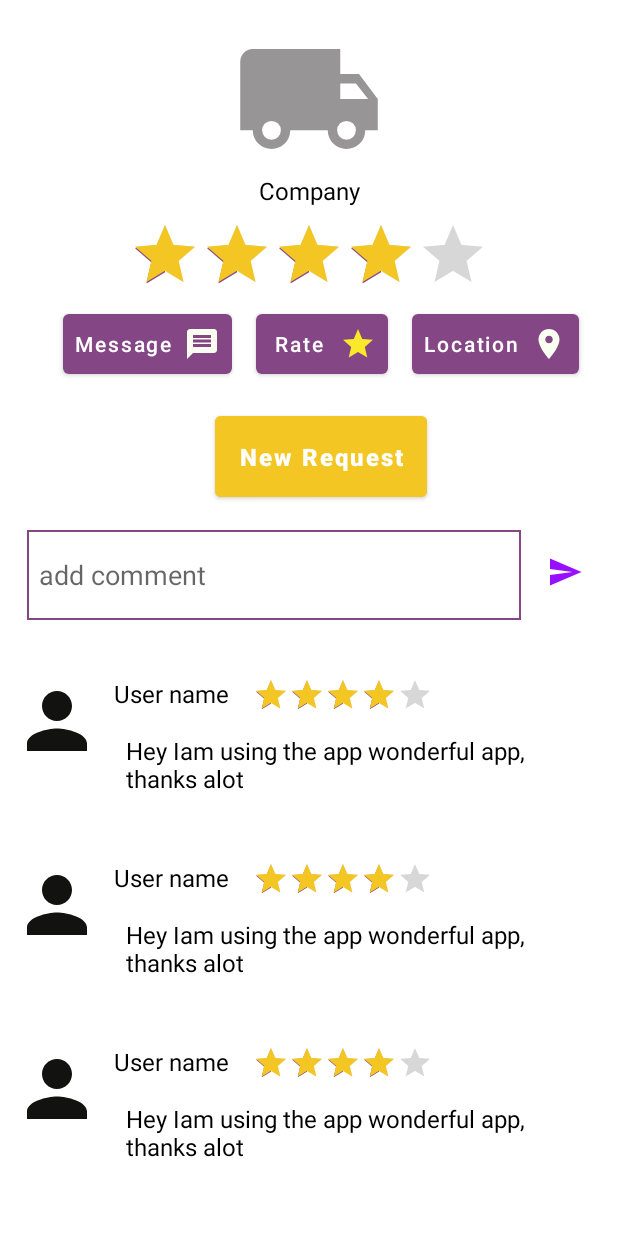
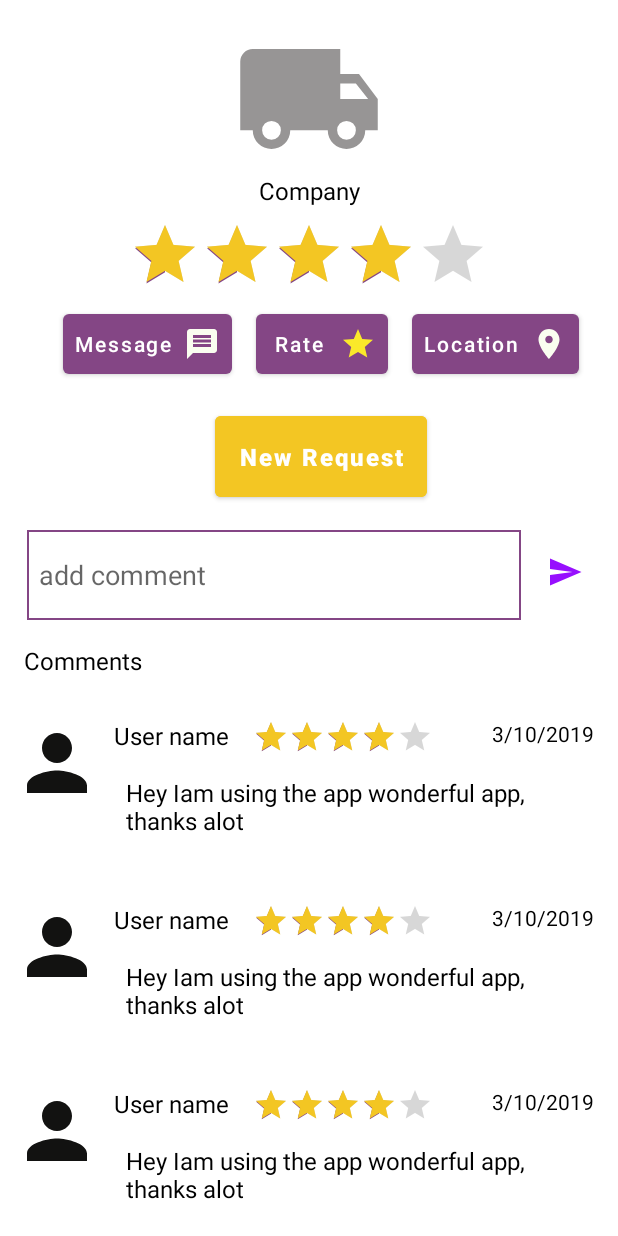
Before and after one commit to GSG-Training/TGas, an Android app: the layout activity_company.xml on its own in the app's theme, with its tools: preview values and no code run, on a phone screen of 412 x 824 dp. Run offline under Robolectric (Android 15) with nearby library versions, the phone set to English and light mode, and no system bars.

Commit message:
edit design in  Company activity

```diff
--- a/app/src/main/res/layout/activity_company.xml
+++ b/app/src/main/res/layout/activity_company.xml
@@ -97,6 +97,7 @@
         app:layout_constraintStart_toStartOf="parent"
         app:layout_constraintTop_toBottomOf="@id/rate_company" />
 
+
     <EditText
         android:id="@+id/add_comment"
         android:layout_width="0dp"
@@ -124,13 +125,23 @@
         app:layout_constraintHorizontal_bias="0.5"
         app:layout_constraintStart_toEndOf="@+id/add_comment"
         app:layout_constraintTop_toTopOf="@+id/add_comment" />
+    <TextView
+        android:id="@+id/txt_comment"
+        android:layout_width="wrap_content"
+        android:layout_height="wrap_content"
+        app:layout_constraintStart_toStartOf="parent"
+        app:layout_constraintTop_toBottomOf="@id/add_comment"
+        android:text="Comments"
+        android:textColor="@android:color/black"
+        android:textSize="16sp"
+        android:layout_marginStart="16dp"
+        android:layout_marginTop="16dp" />
 
     <androidx.recyclerview.widget.RecyclerView
         android:layout_width="match_parent"
         android:layout_height="wrap_content"
-        android:layout_marginTop="10dp"
         app:layout_constraintEnd_toEndOf="parent"
         app:layout_constraintStart_toStartOf="parent"
-        app:layout_constraintTop_toBottomOf="@id/add_comment"
+        app:layout_constraintTop_toBottomOf="@id/txt_comment"
         tools:listitem="@layout/comment_cell" />
 </androidx.constraintlayout.widget.ConstraintLayout>
--- a/app/src/main/res/layout/comment_cell.xml
+++ b/app/src/main/res/layout/comment_cell.xml
@@ -60,5 +60,15 @@
         android:textSize="16sp"
         android:textColor="@android:color/black"
         />
-
+    <TextView
+        android:id="@+id/date_comment"
+        android:layout_width="wrap_content"
+        android:layout_height="wrap_content"
+        app:layout_constraintEnd_toEndOf="parent"
+        app:layout_constraintTop_toTopOf="parent"
+        android:text="3/10/2019"
+        android:layout_marginStart="8dp"
+        android:layout_marginTop="20dp"
+        android:textColor="@android:color/black"
+        />
 </androidx.constraintlayout.widget.ConstraintLayout>
```
